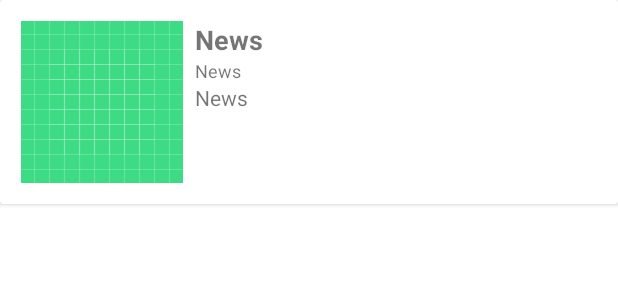
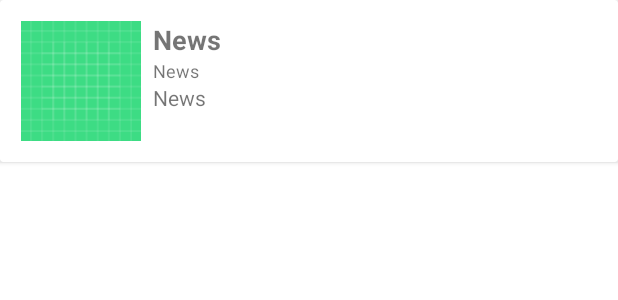
Before and after one commit to stefanusgusega/if3210-2021-android-k2-10, an Android app: the layout item_news.xml on its own in the app's theme, with its tools: preview values and no code run, on a phone screen of 412 x 824 dp. Shown: the top 300 px of the screen. Run offline under Robolectric (Android 15) with nearby library versions, the phone set to English and light mode, and no system bars.

Commit message:
Add thumbnail photo from API

```diff
--- a/app/build.gradle
+++ b/app/build.gradle
@@ -50,6 +50,8 @@ dependencies {
     implementation 'com.google.code.gson:gson:2.6.2'
     implementation 'com.squareup.retrofit2:retrofit:2.5.0'
     implementation 'com.squareup.retrofit2:converter-gson:2.5.0'
+    // picasso
+    implementation 'com.squareup.picasso:picasso:2.5.2'
     // recycler view
     implementation 'androidx.recyclerview:recyclerview:1.2.0'
     // image view
--- a/app/src/main/java/com/example/fitnessapp/ui/news/NewsAdapter.kt
+++ b/app/src/main/java/com/example/fitnessapp/ui/news/NewsAdapter.kt
@@ -3,9 +3,11 @@ package com.example.fitnessapp.ui.news
 import android.view.LayoutInflater
 import android.view.View
 import android.view.ViewGroup
+import android.widget.ImageView
 import android.widget.TextView
 import androidx.recyclerview.widget.RecyclerView
 import com.example.fitnessapp.R
+import com.squareup.picasso.Picasso
 
 class NewsAdapter(private val responses: NewsResponse) : RecyclerView.Adapter<NewsAdapter.NewsViewHolder>() {
     inner class NewsViewHolder(itemView: View): RecyclerView.ViewHolder(itemView) {
@@ -26,7 +28,10 @@ class NewsAdapter(private val responses: NewsResponse) : RecyclerView.Adapter<Ne
         holder.itemView.findViewById<TextView>(R.id.news_title).text = news.title
         holder.itemView.findViewById<TextView>(R.id.news_author).text = news.author
         holder.itemView.findViewById<TextView>(R.id.news_desc).text = news.description
-//        holder.itemView.setText
+
+        // thumbnail image
+        val thumbnail = holder.itemView.findViewById<ImageView>(R.id.imageView_thumbnail)
+        Picasso.with(holder.itemView.context).load(news.urlToImage).into(thumbnail)
     }
 
 
--- a/app/src/main/res/layout/fragment_news.xml
+++ b/app/src/main/res/layout/fragment_news.xml
@@ -13,8 +13,6 @@
         android:layout_marginStart="16dp"
         android:layout_marginTop="16dp"
         android:layout_marginEnd="16dp"
-        android:layout_marginBottom="16dp"
-
         app:layout_constraintBottom_toBottomOf="parent"
         app:layout_constraintEnd_toEndOf="parent"
         app:layout_constraintStart_toStartOf="parent"
--- a/app/src/main/res/layout/item_news.xml
+++ b/app/src/main/res/layout/item_news.xml
@@ -20,10 +20,11 @@
             android:padding="10dp">
 
             <ImageView
-                android:id="@+id/imageView2"
-                android:layout_width="wrap_content"
-                android:layout_height="wrap_content"
+                android:id="@+id/imageView_thumbnail"
+                android:layout_width="80dp"
+                android:layout_height="80dp"
 
+                android:scaleType="centerCrop"
                 app:layout_constraintStart_toStartOf="parent"
                 app:layout_constraintTop_toTopOf="parent"
                 app:srcCompat="@drawable/ic_launcher_background" />
@@ -37,7 +38,7 @@
                 android:textSize="18sp"
                 android:textStyle="bold"
                 app:layout_constraintEnd_toEndOf="parent"
-                app:layout_constraintStart_toEndOf="@id/imageView2"
+                app:layout_constraintStart_toEndOf="@id/imageView_thumbnail"
                 tools:layout_editor_absoluteY="0dp">
 
             </TextView>
@@ -46,11 +47,10 @@
                 android:id="@+id/news_author"
                 android:layout_width="0dp"
                 android:layout_height="match_parent"
-                android:layout_marginStart="8dp"
                 android:text="@string/title_news"
                 android:textSize="12sp"
                 app:layout_constraintEnd_toEndOf="parent"
-                app:layout_constraintStart_toEndOf="@+id/imageView2"
+                app:layout_constraintStart_toStartOf="@+id/news_title"
                 app:layout_constraintTop_toBottomOf="@id/news_title">
 
             </TextView>
@@ -59,10 +59,9 @@
                 android:id="@+id/news_desc"
                 android:layout_width="0dp"
                 android:layout_height="match_parent"
-                android:layout_marginStart="8dp"
                 android:text="@string/title_news"
                 app:layout_constraintEnd_toEndOf="parent"
-                app:layout_constraintStart_toEndOf="@id/imageView2"
+                app:layout_constraintStart_toStartOf="@+id/news_author"
                 app:layout_constraintTop_toBottomOf="@id/news_author">
 
             </TextView>
```
